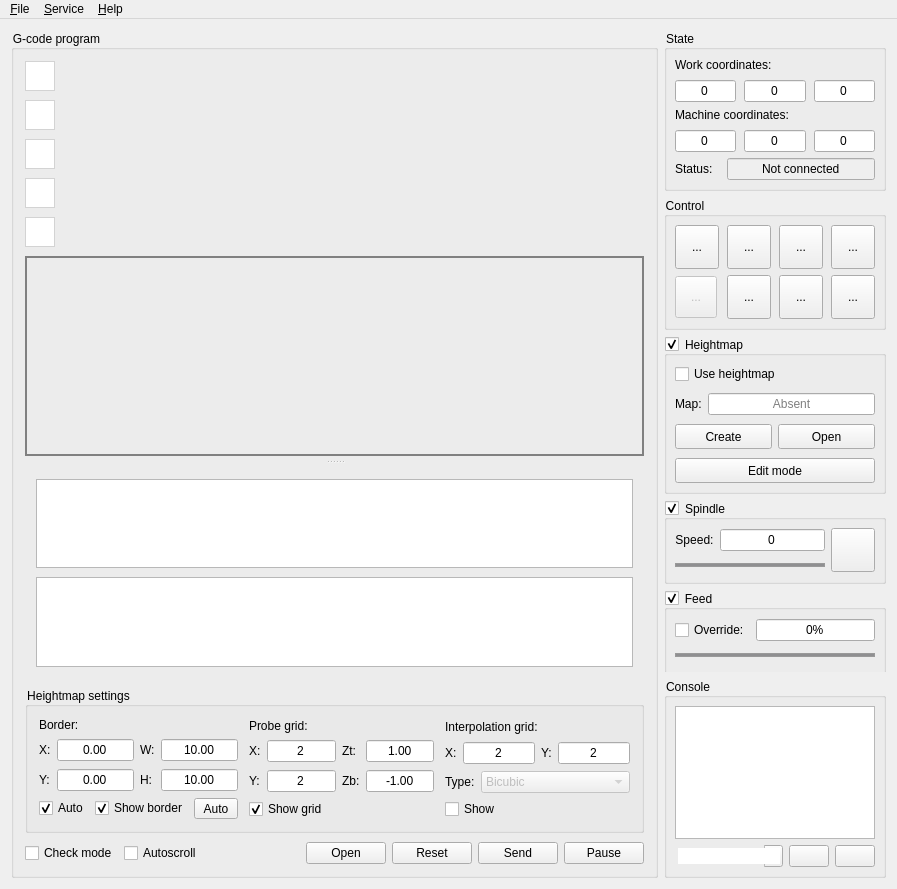
Old version of the form frmmain.ui in the repository Denvi/Candle.
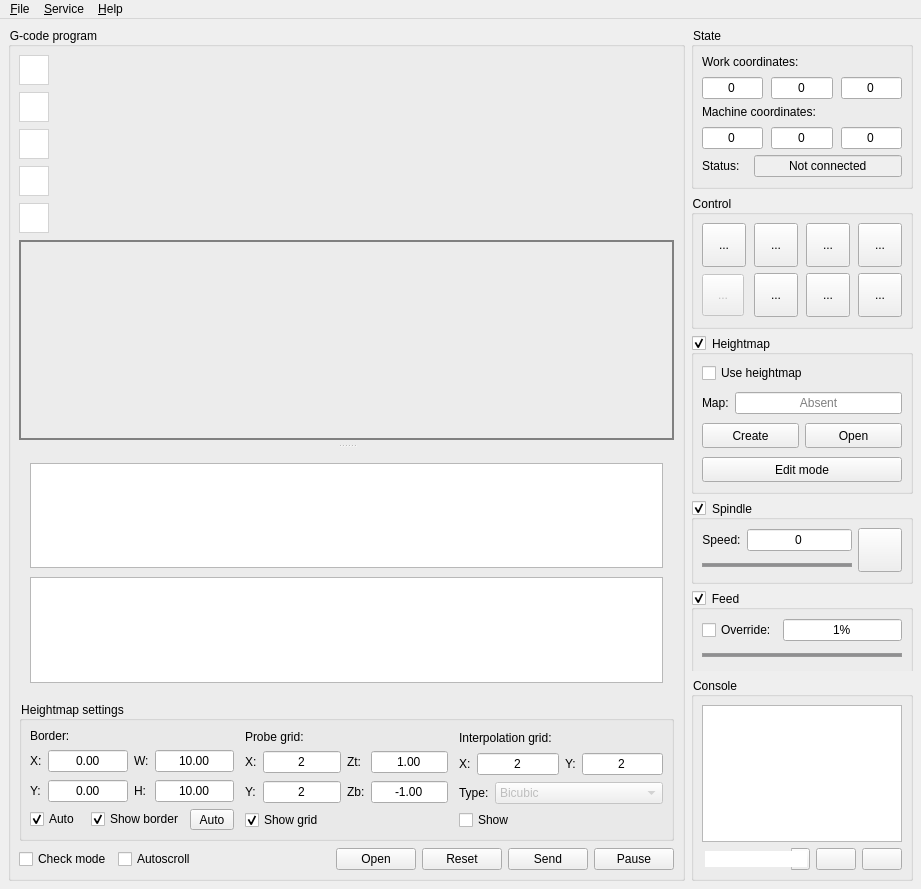
New version of the form. Icons and pictures are not drawn. Custom widgets are drawn as their Qt base class.

```diff
--- a/frmmain.ui
+++ b/frmmain.ui
@@ -6,7 +6,7 @@
    <rect>
     <x>0</x>
     <y>0</y>
-    <width>897</width>
+    <width>921</width>
     <height>889</height>
    </rect>
   </property>
@@ -168,6 +168,18 @@
   </property>
   <widget class="QWidget" name="centralWidget">
    <layout class="QHBoxLayout" name="horizontalLayout_5" stretch="100,1">
+    <property name="leftMargin">
+     <number>8</number>
+    </property>
+    <property name="topMargin">
+     <number>8</number>
+    </property>
+    <property name="rightMargin">
+     <number>8</number>
+    </property>
+    <property name="bottomMargin">
+     <number>8</number>
+    </property>
     <item>
      <widget class="QGroupBox" name="grpProgram">
       <property name="title">
@@ -178,7 +190,19 @@
       </property>
       <layout class="QVBoxLayout" name="verticalLayout_17" stretch="0,0,0,0,0,1,0,0">
        <property name="spacing">
-        <number>9</number>
+        <number>7</number>
+       </property>
+       <property name="leftMargin">
+        <number>8</number>
+       </property>
+       <property name="topMargin">
+        <number>8</number>
+       </property>
+       <property name="rightMargin">
+        <number>8</number>
+       </property>
+       <property name="bottomMargin">
+        <number>8</number>
        </property>
        <item>
         <widget class="QToolButton" name="cmdIsometric">
@@ -538,6 +562,18 @@
           <property name="spacing">
            <number>11</number>
           </property>
+          <property name="leftMargin">
+           <number>8</number>
+          </property>
+          <property name="topMargin">
+           <number>8</number>
+          </property>
+          <property name="rightMargin">
+           <number>8</number>
+          </property>
+          <property name="bottomMargin">
+           <number>8</number>
+          </property>
           <item>
            <layout class="QVBoxLayout" name="verticalLayout_18">
             <item>
@@ -1166,7 +1202,7 @@
           <number>8</number>
          </property>
          <property name="bottomMargin">
-          <number>8</number>
+          <number>9</number>
          </property>
          <item>
           <layout class="QVBoxLayout" name="verticalLayout_4">
@@ -1349,7 +1385,7 @@
           <number>8</number>
          </property>
          <property name="bottomMargin">
-          <number>8</number>
+          <number>9</number>
          </property>
          <item>
           <layout class="QGridLayout" name="gridLayout_5">
@@ -1592,9 +1628,6 @@
         <property name="horizontalScrollBarPolicy">
          <enum>Qt::ScrollBarAlwaysOff</enum>
         </property>
-        <property name="sizeAdjustPolicy">
-         <enum>QAbstractScrollArea::AdjustToContents</enum>
-        </property>
         <property name="widgetResizable">
          <bool>true</bool>
         </property>
@@ -1602,13 +1635,13 @@
          <property name="geometry">
           <rect>
            <x>0</x>
-           <y>-324</y>
-           <width>232</width>
-           <height>661</height>
+           <y>0</y>
+           <width>241</width>
+           <height>662</height>
           </rect>
          </property>
          <property name="sizePolicy">
-          <sizepolicy hsizetype="Minimum" vsizetype="Maximum">
+          <sizepolicy hsizetype="Preferred" vsizetype="Maximum">
            <horstretch>0</horstretch>
            <verstretch>0</verstretch>
           </sizepolicy>
@@ -1645,7 +1678,7 @@
               <number>8</number>
              </property>
              <property name="bottomMargin">
-              <number>8</number>
+              <number>9</number>
              </property>
              <item>
               <widget class="QWidget" name="widgetHeightMap" native="true">
@@ -1707,14 +1740,14 @@
                   <item>
                    <widget class="StyledToolButton" name="cmdHeightMapCreate">
                     <property name="sizePolicy">
-                     <sizepolicy hsizetype="Minimum" vsizetype="Fixed">
+                     <sizepolicy hsizetype="Preferred" vsizetype="Fixed">
                       <horstretch>0</horstretch>
                       <verstretch>0</verstretch>
                      </sizepolicy>
                     </property>
                     <property name="minimumSize">
                      <size>
-                      <width>42</width>
+                      <width>0</width>
                       <height>25</height>
                      </size>
                     </property>
@@ -1726,14 +1759,14 @@
                   <item>
                    <widget class="StyledToolButton" name="cmdHeightMapLoad">
                     <property name="sizePolicy">
-                     <sizepolicy hsizetype="Minimum" vsizetype="Fixed">
+                     <sizepolicy hsizetype="Preferred" vsizetype="Fixed">
                       <horstretch>0</horstretch>
                       <verstretch>0</verstretch>
                      </sizepolicy>
                     </property>
                     <property name="minimumSize">
                      <size>
-                      <width>42</width>
+                      <width>0</width>
                       <height>25</height>
                      </size>
                     </property>
@@ -1747,7 +1780,7 @@
                 <item>
                  <widget class="StyledToolButton" name="cmdHeightMapMode">
                   <property name="sizePolicy">
-                   <sizepolicy hsizetype="Minimum" vsizetype="Fixed">
+                   <sizepolicy hsizetype="Preferred" vsizetype="Fixed">
                     <horstretch>0</horstretch>
                     <verstretch>0</verstretch>
                    </sizepolicy>
@@ -1964,7 +1997,7 @@
                        <string>%</string>
                       </property>
                       <property name="minimum">
-                       <number>0</number>
+                       <number>1</number>
                       </property>
                       <property name="maximum">
                        <number>500</number>
@@ -2620,7 +2653,7 @@
     <rect>
      <x>0</x>
      <y>0</y>
-     <width>897</width>
+     <width>921</width>
      <height>26</height>
     </rect>
    </property>
```
Left out of the diff: 168 changed lines with no effect on the pictures.
